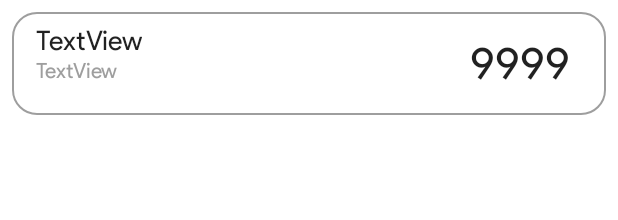
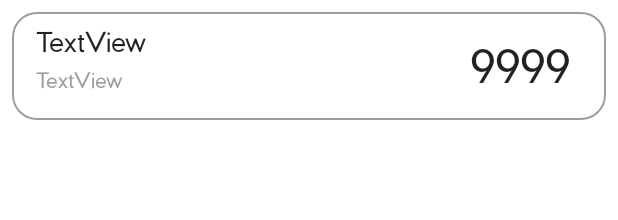
Before and after one commit to ibrahimbroachwala/Kounter, an Android app: the layout item_count.xml on its own in the app's theme, with its tools: preview values and no code run, on a phone screen of 412 x 824 dp. Shown: the top 220 px of the screen. Run offline under Robolectric (Android 15) with nearby library versions, the phone set to English and light mode, and no system bars; Roboto replaces fonts that are not available here.

Commit message:
changed font to pier_sans

```diff
--- a/app/src/main/java/kounter/apps/ib/kounter/adapter/CountsAdapter.kt
+++ b/app/src/main/java/kounter/apps/ib/kounter/adapter/CountsAdapter.kt
@@ -10,18 +10,16 @@ import kounter.apps.ib.kounter.utils.GetTime
 import kounter.apps.ib.kounter.R
 import kounter.apps.ib.kounter.db.Count
 
-class CountsAdapter(val context: Context, val searchResult: List<Count>,val listener: ItemClick) : RecyclerView.Adapter<CountViewHolder>() {
-
-    var itemSelectedArray = listOf<Boolean>()
+class CountsAdapter(val context: Context, val searchResult: List<Count>, val listener: ItemClick) : RecyclerView.Adapter<CountViewHolder>() {
 
     override fun onCreateViewHolder(parent: ViewGroup, viewType: Int): CountViewHolder = CountViewHolder(parent.inflate(R.layout.item_count))
 
     override fun getItemCount(): Int = searchResult.size
 
-    override fun onBindViewHolder(holder: CountViewHolder, position: Int) = holder.bind(searchResult[position],listener)
+    override fun onBindViewHolder(holder: CountViewHolder, position: Int) = holder.bind(searchResult[position], listener)
 }
 
-interface ItemClick{
+interface ItemClick {
 
     fun updateCount(item: Count)
 
@@ -32,10 +30,12 @@ interface ItemClick{
 class CountViewHolder(itemView: View?) : RecyclerView.ViewHolder(itemView!!) {
 
 
-
-    fun bind(item: Count,listener: ItemClick) = with(itemView) {
+    fun bind(item: Count, listener: ItemClick) = with(itemView) {
 
         var count = item.count
+
+        setItemSelected(item)
+
 
         item_count_text.setText(item.count.toString())
         item_name.setText(item.name)
@@ -47,8 +47,8 @@ class CountViewHolder(itemView: View?) : RecyclerView.ViewHolder(itemView!!) {
         }
 
         item_count_down.setOnClickListener {
-            if(count-1>-1)
-            item_count_text.setText((--count).toString())
+            if (count - 1 > -1)
+                item_count_text.setText((--count).toString())
 
         }
 
@@ -64,7 +64,6 @@ class CountViewHolder(itemView: View?) : RecyclerView.ViewHolder(itemView!!) {
             listener.updateCount(item)
         }
 
-
         setOnClickListener {
             setItemSelected(item)
         }
@@ -72,8 +71,9 @@ class CountViewHolder(itemView: View?) : RecyclerView.ViewHolder(itemView!!) {
     }
 
 
-    fun setItemSelected(item: Count) = with(itemView){
-        if(!item.selected) {
+    fun setItemSelected(item: Count) = with(itemView) {
+        if (!item.selected) {
+
             item.selected = true
             item_count_up.visibility = View.VISIBLE
             item_count_down.visibility = View.VISIBLE
@@ -81,14 +81,16 @@ class CountViewHolder(itemView: View?) : RecyclerView.ViewHolder(itemView!!) {
             item_count_update.visibility = View.VISIBLE
             item_count_text.isEnabled = true
             item_name.isEnabled = true
-        }else{
+
+        } else {
+
             item.selected = false
             item_count_up.visibility = View.GONE
             item_count_down.visibility = View.GONE
             item_count_delete.visibility = View.GONE
             item_count_update.visibility = View.GONE
-            item_count_text.isEnabled = true
-            item_name.isEnabled = true
+            item_count_text.isEnabled = false
+            item_name.isEnabled = false
         }
     }
 
--- a/app/src/main/res/font/app_font.xml
+++ b/app/src/main/res/font/app_font.xml
@@ -1,11 +1,11 @@
 <?xml version="1.0" encoding="utf-8"?>
 <font-family xmlns:android="http://schemas.android.com/apk/res/android">
     <font
-        android:font="@font/product_sans_regular"
+        android:font="@font/pier_sans_light"
         android:fontStyle="normal"
         android:fontWeight="400" />
     <font
-        android:font="@font/product_sans_italic"
+        android:font="@font/pier_sans_light"
         android:fontStyle="italic"
         android:fontWeight="400" />
 </font-family>
--- a/app/src/main/res/layout/bottom_sheet_all_counts.xml
+++ b/app/src/main/res/layout/bottom_sheet_all_counts.xml
@@ -29,7 +29,7 @@
             android:id="@+id/bottom_sheet_header"
             android:layout_width="match_parent"
             android:layout_height="wrap_content"
-            android:fontFamily="@font/product_sans_regular"
+            android:fontFamily="@font/app_font"
             android:gravity="center"
             android:padding="8dp"
             android:text="@string/bottom_sheet_header"
--- a/app/src/main/res/layout/item_count.xml
+++ b/app/src/main/res/layout/item_count.xml
@@ -17,12 +17,16 @@
             android:id="@+id/item_date"
             android:layout_width="wrap_content"
             android:layout_height="wrap_content"
+            android:layout_marginBottom="8dp"
             android:layout_marginStart="16dp"
+            android:layout_marginTop="4dp"
+            android:fontFamily="@font/app_font"
             android:text="TextView"
-            android:fontFamily="@font/app_font"
             android:textColor="@color/colorAccent"
+            app:layout_constraintBottom_toBottomOf="parent"
             app:layout_constraintStart_toStartOf="parent"
-            app:layout_constraintTop_toBottomOf="@+id/item_name" />
+            app:layout_constraintTop_toBottomOf="@+id/item_name"
+            app:layout_constraintVertical_bias="0.0" />
 
         <TextView
             android:id="@+id/item_count_up"
@@ -64,12 +68,12 @@
             android:fontFamily="@font/app_font"
             android:inputType="number"
             android:padding="8dp"
-            android:text="9999"
             android:textAlignment="center"
             android:textSize="30sp"
             app:layout_constraintBottom_toBottomOf="parent"
             app:layout_constraintEnd_toEndOf="parent"
-            app:layout_constraintTop_toTopOf="parent" />
+            app:layout_constraintTop_toTopOf="parent"
+            tools:text="9999" />
 
         <android.support.design.button.MaterialButton
             android:id="@+id/item_count_delete"
@@ -79,7 +83,7 @@
             android:layout_marginBottom="8dp"
             android:layout_marginStart="8dp"
             android:fontFamily="@font/app_font"
-            android:text="DELETE"
+            android:text="@string/delete"
             android:textColor="#ef5350"
             android:visibility="gone"
             app:layout_constraintBottom_toBottomOf="parent"
@@ -92,7 +96,7 @@
             android:layout_height="wrap_content"
             android:layout_marginBottom="8dp"
             android:fontFamily="@font/app_font"
-            android:text="SAVE"
+            android:text="@string/save"
             android:textColor="#66bb6a"
             android:visibility="gone"
             app:layout_constraintBottom_toBottomOf="parent"
@@ -100,13 +104,14 @@
 
         <EditText
             android:id="@+id/item_name"
-            android:layout_width="wrap_content"
+            android:layout_width="0dp"
             android:layout_height="wrap_content"
             android:layout_marginEnd="8dp"
             android:layout_marginStart="16dp"
             android:layout_marginTop="8dp"
             android:background="@null"
             android:fontFamily="@font/app_font"
+            android:maxLines="2"
             android:text="TextView"
             app:layout_constraintEnd_toStartOf="@+id/item_count_text"
             app:layout_constraintHorizontal_bias="0.0"
--- a/app/src/main/res/values/strings.xml
+++ b/app/src/main/res/values/strings.xml
@@ -10,6 +10,7 @@
     <string name="save">SAVE</string>
     <string name="undo">UNDO</string>
     <string name="newcount">NEW</string>
+    <string name="delete">DELETE</string>
 
     //Snackbar Messages
     <string name="m_saved">Count Saved</string>
```
Also changed, not shown: app/src/main/res/font/pier_sans_bold.otf (added), app/src/main/res/font/pier_sans_light.otf (added), app/src/main/res/font/pier_sans_medium.otf (added), app/src/main/res/font/pier_sans_regular.otf (added), 1 other file.
